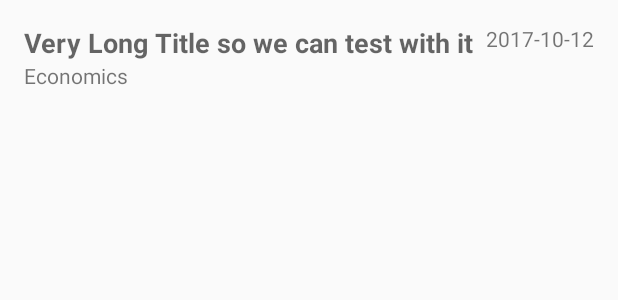
After one commit to oa-azab/InstaNews, an Android app: the layout item_story.xml on its own in the app's theme, with its tools: preview values and no code run, on a phone screen of 412 x 824 dp. The commit adds this screen. Shown: the top 300 px of the screen. Run offline under Robolectric (Android 15) with nearby library versions, the phone set to English and light mode, and no system bars.

Commit message:
add story recyclerview

```diff
--- a/app/build.gradle
+++ b/app/build.gradle
@@ -27,4 +27,5 @@ dependencies {
     compile 'com.android.support:appcompat-v7:25.3.1'
     compile 'com.android.support.constraint:constraint-layout:1.0.2'
     testCompile 'junit:junit:4.12'
+    compile 'com.android.support:recyclerview-v7:25.3.1'
 }
--- /dev/null
+++ b/app/src/main/res/layout/item_story.xml
@@ -0,0 +1,40 @@
+<?xml version="1.0" encoding="utf-8"?>
+<LinearLayout xmlns:android="http://schemas.android.com/apk/res/android"
+    xmlns:tools="http://schemas.android.com/tools"
+    android:layout_width="match_parent"
+    android:layout_height="wrap_content"
+    android:orientation="horizontal"
+    android:padding="16dp">
+
+    <LinearLayout
+        android:layout_width="0dp"
+        android:layout_height="wrap_content"
+        android:layout_weight="1"
+        android:orientation="vertical">
+
+        <TextView
+            android:id="@+id/item_title"
+            android:layout_width="match_parent"
+            android:layout_height="wrap_content"
+            android:maxLines="2"
+            android:textAppearance="@style/Base.TextAppearance.AppCompat.Medium"
+            android:textStyle="bold"
+            tools:text="Very Long Title so we can test with it" />
+
+        <TextView
+            android:id="@+id/item_section"
+            android:layout_width="match_parent"
+            android:layout_height="wrap_content"
+            android:textAppearance="@style/Base.TextAppearance.AppCompat.Small"
+            tools:text="Economics" />
+
+    </LinearLayout>
+
+    <TextView
+        android:id="@+id/item_date"
+        android:layout_width="wrap_content"
+        android:layout_height="wrap_content"
+        android:layout_marginLeft="8dp"
+        tools:text="2017-10-12" />
+
+</LinearLayout>
```
Also changed, not shown: app/src/main/java/me/azab/oa/instanews/MainActivity.java (+30 -0 lines), app/src/main/java/me/azab/oa/instanews/StoryRecyclerViewAdapter.java (added, +92 -0 lines), app/src/main/res/layout/activity_main.xml (+6 -10 lines).
